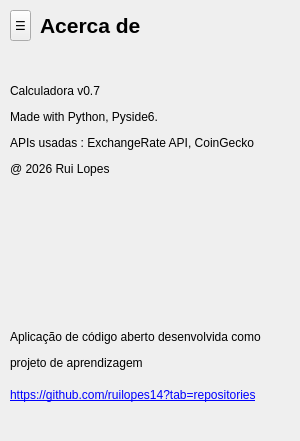
Before: the Qt Designer form Calculadora/calculadora.ui in ruilopes14/calculadora-teste, drawn with Qt 5.
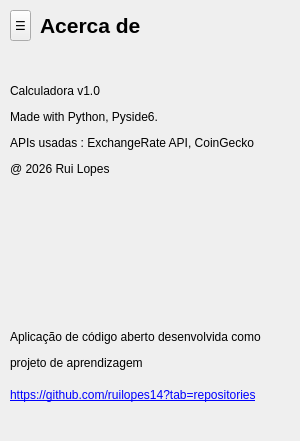
After: the same form once the commit is applied. The open tabs and pages were chosen to show the change.

What changed in the file:
```diff
--- a/Calculadora/calculadora.ui
+++ b/Calculadora/calculadora.ui
@@ -3966,7 +3966,7 @@
       </rect>
      </property>
      <property name="text">
-      <string>&lt;html&gt;&lt;head/&gt;&lt;body&gt;&lt;p&gt;Calculadora v0.7&lt;/p&gt;&lt;p&gt;Made with Python, Pyside6.&lt;/p&gt;&lt;p&gt;APIs usadas : ExchangeRate API, CoinGecko&lt;/p&gt;&lt;p&gt;@ 2026 Rui Lopes &lt;/p&gt;&lt;/body&gt;&lt;/html&gt;</string>
+      <string>&lt;html&gt;&lt;head/&gt;&lt;body&gt;&lt;p&gt;Calculadora v1.0&lt;/p&gt;&lt;p&gt;Made with Python, Pyside6.&lt;/p&gt;&lt;p&gt;APIs usadas : ExchangeRate API, CoinGecko&lt;/p&gt;&lt;p&gt;@ 2026 Rui Lopes &lt;/p&gt;&lt;/body&gt;&lt;/html&gt;</string>
      </property>
     </widget>
     <widget class="QLabel" name="label_11">
```
Left out of the diff: 2 changed lines with no effect on the pictures.
